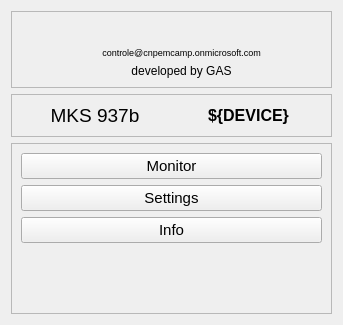
Qt form siriushlacon/mks937b/ui/device_menu.ui (lnls-sirius/pydm-opi) before a commit.
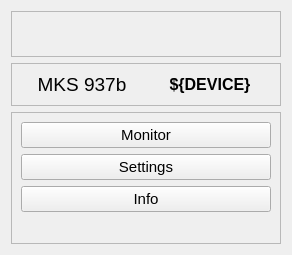
The same form after that commit. Custom widgets are drawn as their Qt base class.

Patch:
```diff
--- a/siriushlacon/mks937b/ui/device_menu.ui
+++ b/siriushlacon/mks937b/ui/device_menu.ui
@@ -6,8 +6,8 @@
    <rect>
     <x>0</x>
     <y>0</y>
-    <width>343</width>
-    <height>325</height>
+    <width>292</width>
+    <height>255</height>
    </rect>
   </property>
   <property name="windowTitle">
@@ -200,432 +200,7 @@
       <item row="0" column="3" colspan="2">
        <widget class="QLabel" name="label_cnpem"/>
       </item>
-      <item row="1" column="4">
-       <widget class="QLabel" name="label_294">
-        <property name="maximumSize">
-         <size>
-          <width>16777215</width>
-          <height>15</height>
-         </size>
-        </property>
-        <property name="palette">
-         <palette>
-          <active>
-           <colorrole role="WindowText">
-            <brush brushstyle="SolidPattern">
-             <color alpha="255">
-              <red>0</red>
-              <green>0</green>
-              <blue>255</blue>
-             </color>
-            </brush>
-           </colorrole>
-           <colorrole role="Button">
-            <brush brushstyle="SolidPattern">
-             <color alpha="255">
-              <red>239</red>
-              <green>235</green>
-              <blue>231</blue>
-             </color>
-            </brush>
-           </colorrole>
-           <colorrole role="Light">
-            <brush brushstyle="SolidPattern">
-             <color alpha="255">
-              <red>255</red>
-              <green>255</green>
-              <blue>255</blue>
-             </color>
-            </brush>
-           </colorrole>
-           <colorrole role="Midlight">
-            <brush brushstyle="SolidPattern">
-             <color alpha="255">
-              <red>247</red>
-              <green>245</green>
-              <blue>243</blue>
-             </color>
-            </brush>
-           </colorrole>
-           <colorrole role="Dark">
-            <brush brushstyle="SolidPattern">
-             <color alpha="255">
-              <red>119</red>
-              <green>117</green>
-              <blue>115</blue>
-             </color>
-            </brush>
-           </colorrole>
-           <colorrole role="Mid">
-            <brush brushstyle="SolidPattern">
-             <color alpha="255">
-              <red>159</red>
-              <green>157</green>
-              <blue>154</blue>
-             </color>
-            </brush>
-           </colorrole>
-           <colorrole role="BrightText">
-            <brush brushstyle="SolidPattern">
-             <color alpha="255">
-              <red>255</red>
-              <green>255</green>
-              <blue>255</blue>
-             </color>
-            </brush>
-           </colorrole>
-           <colorrole role="ButtonText">
-            <brush brushstyle="SolidPattern">
-             <color alpha="255">
-              <red>0</red>
-              <green>0</green>
-              <blue>0</blue>
-             </color>
-            </brush>
-           </colorrole>
-           <colorrole role="Base">
-            <brush brushstyle="SolidPattern">
-             <color alpha="255">
-              <red>255</red>
-              <green>255</green>
-              <blue>255</blue>
-             </color>
-            </brush>
-           </colorrole>
-           <colorrole role="Window">
-            <brush brushstyle="SolidPattern">
-             <color alpha="255">
-              <red>239</red>
-              <green>235</green>
-              <blue>231</blue>
-             </color>
-            </brush>
-           </colorrole>
-           <colorrole role="Shadow">
-            <brush brushstyle="SolidPattern">
-             <color alpha="255">
-              <red>0</red>
-              <green>0</green>
-              <blue>0</blue>
-             </color>
-            </brush>
-           </colorrole>
-           <colorrole role="AlternateBase">
-            <brush brushstyle="SolidPattern">
-             <color alpha="255">
-              <red>247</red>
-              <green>245</green>
-              <blue>243</blue>
-             </color>
-            </brush>
-           </colorrole>
-           <colorrole role="ToolTipBase">
-            <brush brushstyle="SolidPattern">
-             <color alpha="255">
-              <red>255</red>
-              <green>255</green>
-              <blue>220</blue>
-             </color>
-            </brush>
-           </colorrole>
-           <colorrole role="ToolTipText">
-            <brush brushstyle="SolidPattern">
-             <color alpha="255">
-              <red>0</red>
-              <green>0</green>
-              <blue>0</blue>
-             </color>
-            </brush>
-           </colorrole>
-          </active>
-          <inactive>
-           <colorrole role="WindowText">
-            <brush brushstyle="SolidPattern">
-             <color alpha="255">
-              <red>0</red>
-              <green>0</green>
-              <blue>0</blue>
-             </color>
-            </brush>
-           </colorrole>
-           <colorrole role="Button">
-            <brush brushstyle="SolidPattern">
-             <color alpha="255">
-              <red>239</red>
-              <green>235</green>
-              <blue>231</blue>
-             </color>
-            </brush>
-           </colorrole>
-           <colorrole role="Light">
-            <brush brushstyle="SolidPattern">
-             <color alpha="255">
-              <red>255</red>
-              <green>255</green>
-              <blue>255</blue>
-             </color>
-            </brush>
-           </colorrole>
-           <colorrole role="Midlight">
-            <brush brushstyle="SolidPattern">
-             <color alpha="255">
-              <red>247</red>
-              <green>245</green>
-              <blue>243</blue>
-             </color>
-            </brush>
-           </colorrole>
-           <colorrole role="Dark">
-            <brush brushstyle="SolidPattern">
-             <color alpha="255">
-              <red>119</red>
-              <green>117</green>
-              <blue>115</blue>
-             </color>
-            </brush>
-           </colorrole>
-           <colorrole role="Mid">
-            <brush brushstyle="SolidPattern">
-             <color alpha="255">
-              <red>159</red>
-              <green>157</green>
-              <blue>154</blue>
-             </color>
-            </brush>
-           </colorrole>
-           <colorrole role="BrightText">
-            <brush brushstyle="SolidPattern">
-             <color alpha="255">
-              <red>255</red>
-              <green>255</green>
-              <blue>255</blue>
-             </color>
-            </brush>
-           </colorrole>
-           <colorrole role="ButtonText">
-            <brush brushstyle="SolidPattern">
-             <color alpha="255">
-              <red>0</red>
-              <green>0</green>
-              <blue>0</blue>
-             </color>
-            </brush>
-           </colorrole>
-           <colorrole role="Base">
-            <brush brushstyle="SolidPattern">
-             <color alpha="255">
-              <red>255</red>
-              <green>255</green>
-              <blue>255</blue>
-             </color>
-            </brush>
-           </colorrole>
-           <colorrole role="Window">
-            <brush brushstyle="SolidPattern">
-             <color alpha="255">
-              <red>239</red>
-              <green>235</green>
-              <blue>231</blue>
-             </color>
-            </brush>
-           </colorrole>
-           <colorrole role="Shadow">
-            <brush brushstyle="SolidPattern">
-             <color alpha="255">
-              <red>0</red>
-              <green>0</green>
-              <blue>0</blue>
-             </color>
-            </brush>
-           </colorrole>
-           <colorrole role="AlternateBase">
-            <brush brushstyle="SolidPattern">
-             <color alpha="255">
-              <red>247</red>
-              <green>245</green>
-              <blue>243</blue>
-             </color>
-            </brush>
-           </colorrole>
-           <colorrole role="ToolTipBase">
-            <brush brushstyle="SolidPattern">
-             <color alpha="255">
-              <red>255</red>
-              <green>255</green>
-              <blue>220</blue>
-             </color>
-            </brush>
-           </colorrole>
-           <colorrole role="ToolTipText">
-            <brush brushstyle="SolidPattern">
-             <color alpha="255">
-              <red>0</red>
-              <green>0</green>
-              <blue>0</blue>
-             </color>
-            </brush>
-           </colorrole>
-          </inactive>
-          <disabled>
-           <colorrole role="WindowText">
-            <brush brushstyle="SolidPattern">
-             <color alpha="255">
-              <red>119</red>
-              <green>117</green>
-              <blue>115</blue>
-             </color>
-            </brush>
-           </colorrole>
-           <colorrole role="Button">
-            <brush brushstyle="SolidPattern">
-             <color alpha="255">
-              <red>239</red>
-              <green>235</green>
-              <blue>231</blue>
-             </color>
-            </brush>
-           </colorrole>
-           <colorrole role="Light">
-            <brush brushstyle="SolidPattern">
-             <color alpha="255">
-              <red>255</red>
-              <green>255</green>
-              <blue>255</blue>
-             </color>
-            </brush>
-           </colorrole>
-           <colorrole role="Midlight">
-            <brush brushstyle="SolidPattern">
-             <color alpha="255">
-              <red>247</red>
-              <green>245</green>
-              <blue>243</blue>
-             </color>
-            </brush>
-           </colorrole>
-           <colorrole role="Dark">
-            <brush brushstyle="SolidPattern">
-             <color alpha="255">
-              <red>119</red>
-              <green>117</green>
-              <blue>115</blue>
-             </color>
-            </brush>
-           </colorrole>
-           <colorrole role="Mid">
-            <brush brushstyle="SolidPattern">
-             <color alpha="255">
-              <red>159</red>
-              <green>157</green>
-              <blue>154</blue>
-             </color>
-            </brush>
-           </colorrole>
-           <colorrole role="BrightText">
-            <brush brushstyle="SolidPattern">
-             <color alpha="255">
-              <red>255</red>
-              <green>255</green>
-              <blue>255</blue>
-             </color>
-            </brush>
-           </colorrole>
-           <colorrole role="ButtonText">
-            <brush brushstyle="SolidPattern">
-             <color alpha="255">
-              <red>119</red>
-              <green>117</green>
-              <blue>115</blue>
-             </color>
-            </brush>
-           </colorrole>
-           <colorrole role="Base">
-            <brush brushstyle="SolidPattern">
-             <color alpha="255">
-              <red>239</red>
-              <green>235</green>
-              <blue>231</blue>
-             </color>
-            </brush>
-           </colorrole>
-           <colorrole role="Window">
-            <brush brushstyle="SolidPattern">
-             <color alpha="255">
-              <red>239</red>
-              <green>235</green>
-              <blue>231</blue>
-             </color>
-            </brush>
-           </colorrole>
-           <colorrole role="Shadow">
-            <brush brushstyle="SolidPattern">
-             <color alpha="255">
-              <red>0</red>
-              <green>0</green>
-              <blue>0</blue>
-             </color>
-            </brush>
-           </colorrole>
-           <colorrole role="AlternateBase">
-            <brush brushstyle="SolidPattern">
-             <color alpha="255">
-              <red>239</red>
-              <green>235</green>
-              <blue>231</blue>
-             </color>
-            </brush>
-           </colorrole>
-           <colorrole role="ToolTipBase">
-            <brush brushstyle="SolidPattern">
-             <color alpha="255">
-              <red>255</red>
-              <green>255</green>
-              <blue>220</blue>
-             </color>
-            </brush>
-           </colorrole>
-           <colorrole role="ToolTipText">
-            <brush brushstyle="SolidPattern">
-             <color alpha="255">
-              <red>0</red>
-              <green>0</green>
-              <blue>0</blue>
-             </color>
-            </brush>
-           </colorrole>
-          </disabled>
-         </palette>
-        </property>
-        <property name="font">
-         <font>
-          <pointsize>7</pointsize>
-         </font>
-        </property>
-        <property name="text">
-         <string>controle@cnpemcamp.onmicrosoft.com</string>
-        </property>
-        <property name="alignment">
-         <set>Qt::AlignCenter</set>
-        </property>
-       </widget>
-      </item>
-      <item row="2" column="4">
-       <widget class="QLabel" name="label_296">
-        <property name="maximumSize">
-         <size>
-          <width>16777215</width>
-          <height>20</height>
-         </size>
-        </property>
-        <property name="text">
-         <string>developed by GAS</string>
-        </property>
-        <property name="alignment">
-         <set>Qt::AlignCenter</set>
-        </property>
-       </widget>
-      </item>
-      <item row="0" column="1" rowspan="3">
+      <item row="0" column="1" rowspan="2">
        <widget class="QLabel" name="label_lnls"/>
       </item>
       <item row="0" column="5">
```
Left out of the diff: 52 changed lines with no effect on the pictures.
